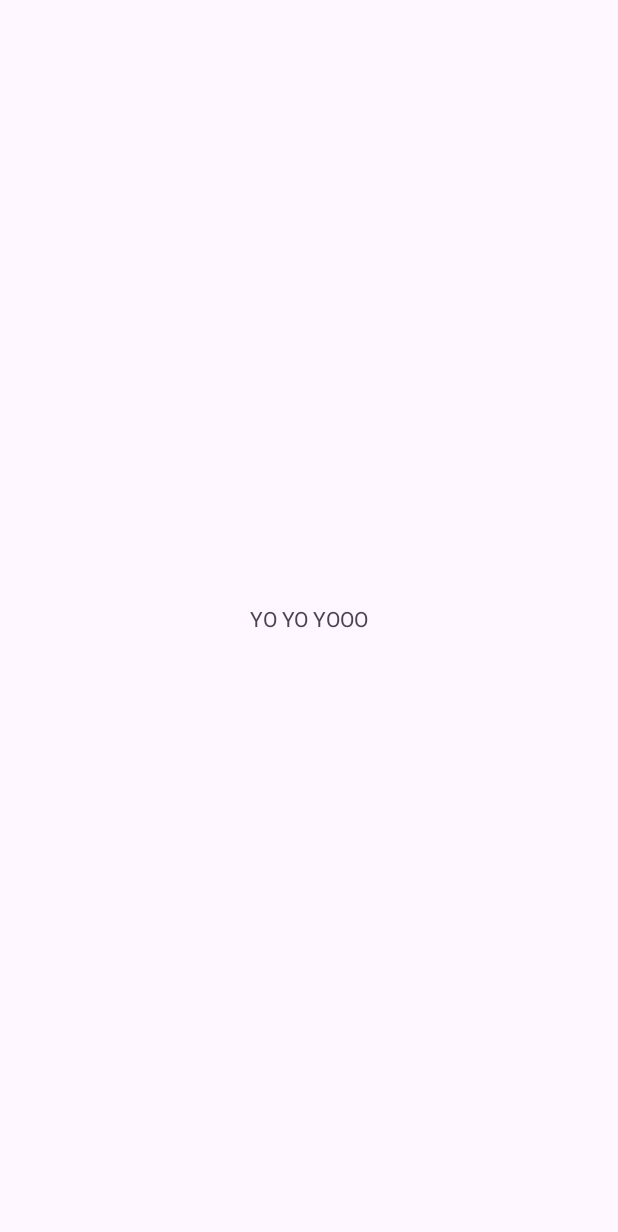
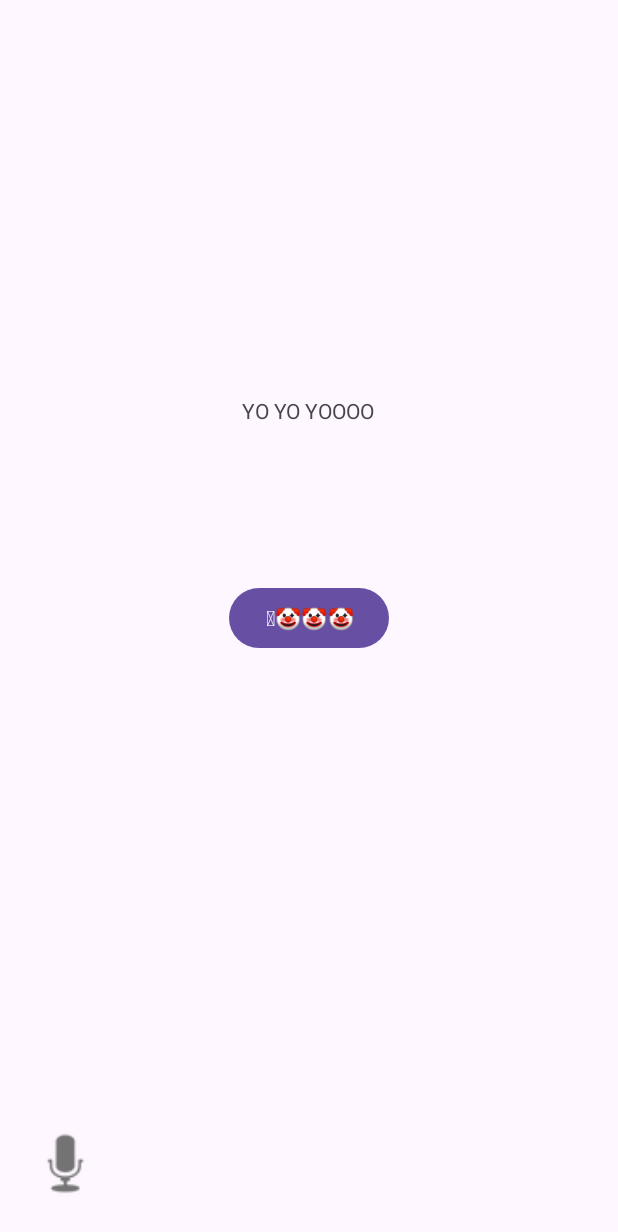
Before and after one commit to menm1214/android-studio, an Android app: the screen it shows after launch (MainActivity), on a phone screen of 412 x 824 dp. Before the commit the part shown is almost empty. Shown: the top 1232 px of the screen. Run offline under Robolectric (Android 15) with nearby library versions, the phone set to English and light mode, and no system bars.

Commit message:
test
test

```diff
--- a/app/src/main/res/layout/activity_main.xml
+++ b/app/src/main/res/layout/activity_main.xml
@@ -8,12 +8,37 @@
     tools:context=".MainActivity">
 
     <TextView
+        android:id="@+id/textView"
         android:layout_width="wrap_content"
         android:layout_height="wrap_content"
-        android:text="YO YO YOOO"
+        android:text="YO YO YOOOO"
+        app:layout_constraintBottom_toBottomOf="parent"
+        app:layout_constraintEnd_toEndOf="parent"
+        app:layout_constraintHorizontal_bias="0.498"
+        app:layout_constraintStart_toStartOf="parent"
+        app:layout_constraintTop_toTopOf="parent"
+        app:layout_constraintVertical_bias="0.328" />
+
+    <Button
+        android:id="@+id/button"
+        android:layout_width="wrap_content"
+        android:layout_height="wrap_content"
+        android:text="🥸🤡🤡🤡"
         app:layout_constraintBottom_toBottomOf="parent"
         app:layout_constraintEnd_toEndOf="parent"
         app:layout_constraintStart_toStartOf="parent"
         app:layout_constraintTop_toTopOf="parent" />
 
+    <ImageView
+        android:id="@+id/imageView"
+        android:layout_width="55dp"
+        android:layout_height="59dp"
+        app:layout_constraintBottom_toBottomOf="parent"
+        app:layout_constraintEnd_toEndOf="parent"
+        app:layout_constraintHorizontal_bias="0.044"
+        app:layout_constraintStart_toStartOf="parent"
+        app:layout_constraintTop_toTopOf="parent"
+        app:layout_constraintVertical_bias="0.976"
+        app:srcCompat="@android:drawable/ic_btn_speak_now" />
+
 </androidx.constraintlayout.widget.ConstraintLayout>
```
